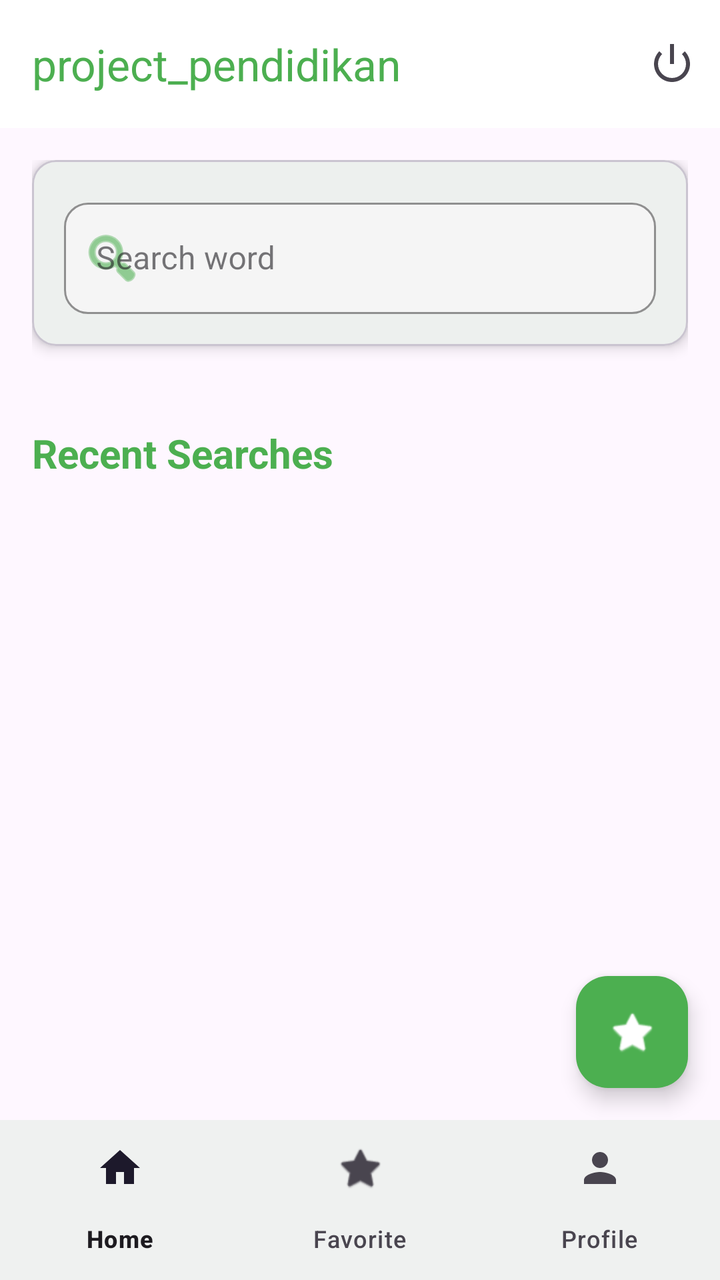
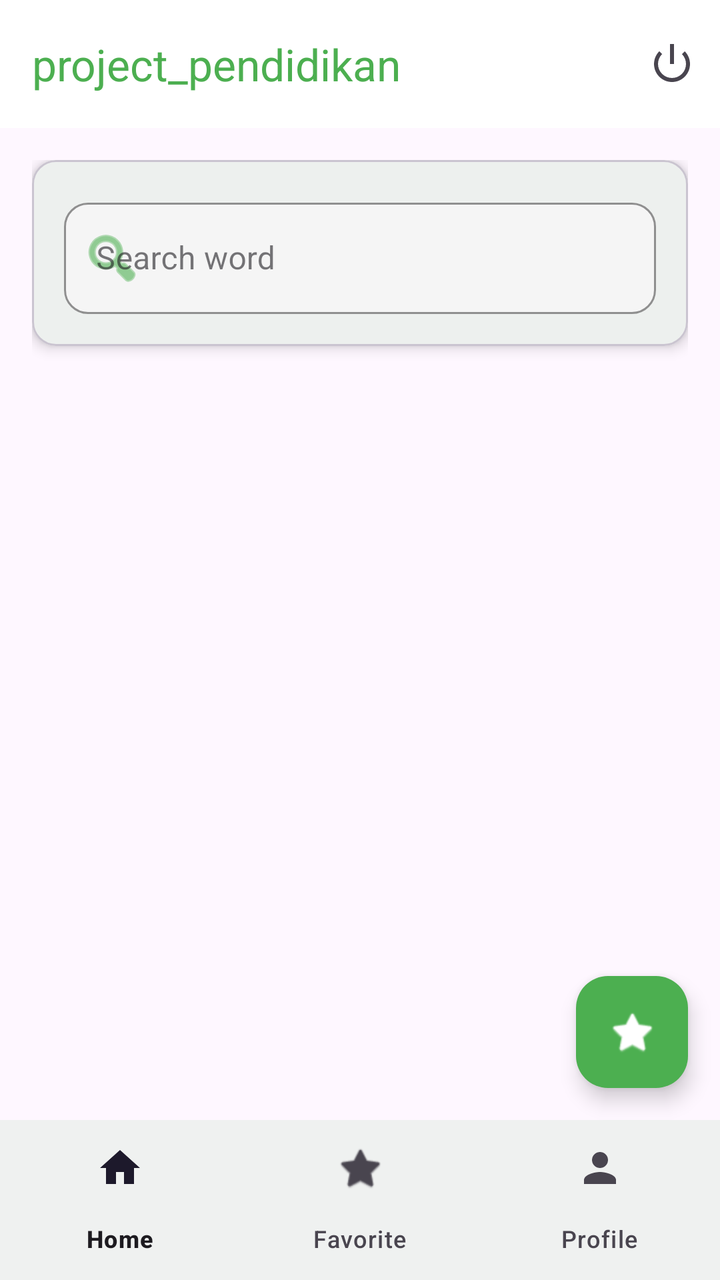

Two renders of the same Android screen: before a commit and after it. Below are the layout's source before the change and the commit's diff.
<!-- AndroidManifest.xml: application theme Theme.Project_pendidikan -->
<!-- res/layout/activity_dashboard.xml -->
<?xml version="1.0" encoding="utf-8"?>
<androidx.constraintlayout.widget.ConstraintLayout xmlns:android="http://schemas.android.com/apk/res/android"
    xmlns:app="http://schemas.android.com/apk/res-auto"
    android:layout_width="match_parent"
    android:layout_height="match_parent">

    <com.google.android.material.appbar.AppBarLayout
        android:id="@+id/appBarLayout"
        android:layout_width="match_parent"
        android:layout_height="wrap_content"
        android:background="@color/white"
        app:elevation="0dp"
        app:layout_constraintTop_toTopOf="parent">

        <com.google.android.material.appbar.MaterialToolbar
            android:id="@+id/toolbar"
            android:layout_width="match_parent"
            android:layout_height="?attr/actionBarSize"
            android:background="@color/white"
            app:menu="@menu/top_app_bar"
            app:titleTextColor="@color/green_500"
            app:title="project_pendidikan" />

    </com.google.android.material.appbar.AppBarLayout>

    <androidx.core.widget.NestedScrollView
        android:layout_width="match_parent"
        android:layout_height="0dp"
        app:layout_constraintBottom_toTopOf="@id/bottom_nav_view"
        app:layout_constraintTop_toBottomOf="@id/appBarLayout">

        <LinearLayout
            android:layout_width="match_parent"
            android:layout_height="wrap_content"
            android:orientation="vertical"
            android:padding="16dp">

            <com.google.android.material.card.MaterialCardView
                android:layout_width="match_parent"
                android:layout_height="wrap_content"
                android:layout_marginBottom="16dp"
                app:cardCornerRadius="12dp"
                app:cardElevation="4dp">

                <LinearLayout
                    android:layout_width="match_parent"
                    android:layout_height="wrap_content"
                    android:orientation="vertical"
                    android:padding="16dp">

                    <com.google.android.material.textfield.TextInputLayout
                        android:id="@+id/searchInputLayout"
                        android:layout_width="match_parent"
                        android:layout_height="wrap_content"
                        android:hint="Search word"
                        app:startIconDrawable="@android:drawable/ic_menu_search"
                        app:startIconTint="@color/green_500"
                        app:boxStrokeColor="@color/green_500"
                        app:hintTextColor="@color/green_500"
                        app:boxBackgroundColor="#F5F5F5"
                        app:boxCornerRadiusTopStart="12dp"
                        app:boxCornerRadiusTopEnd="12dp"
                        app:boxCornerRadiusBottomStart="12dp"
                        app:boxCornerRadiusBottomEnd="12dp"
                        style="@style/Widget.MaterialComponents.TextInputLayout.OutlinedBox">

                        <com.google.android.material.textfield.TextInputEditText
                            android:id="@+id/editTextSearch"
                            android:layout_width="match_parent"
                            android:layout_height="wrap_content"
                            android:inputType="text"
                            android:imeOptions="actionSearch" />
                    </com.google.android.material.textfield.TextInputLayout>

                </LinearLayout>
            </com.google.android.material.card.MaterialCardView>

            <androidx.cardview.widget.CardView
                android:id="@+id/cardViewResult"
                android:layout_width="match_parent"
                android:layout_height="wrap_content"
                android:visibility="gone"
                app:cardCornerRadius="12dp"
                app:cardElevation="4dp"
                android:layout_marginBottom="16dp">

                <LinearLayout
                    android:layout_width="match_parent"
                    android:layout_height="wrap_content"
                    android:orientation="vertical"
                    android:padding="16dp">

                    <LinearLayout
                        android:layout_width="match_parent"
                        android:layout_height="wrap_content"
                        android:orientation="horizontal"
                        android:gravity="center_vertical">

                        <TextView
                            android:id="@+id/textViewWord"
                            android:layout_width="0dp"
                            android:layout_height="wrap_content"
                            android:layout_weight="1"
                            android:textSize="24sp"
                            android:textStyle="bold"
                            android:textColor="@color/black" />

                        <com.google.android.material.button.MaterialButton
                            android:id="@+id/btnRefresh"
                            android:layout_width="wrap_content"
                            android:layout_height="wrap_content"
                            android:text="Refresh"
                            android:visibility="gone"
                            app:icon="@android:drawable/ic_popup_sync"
                            style="@style/Widget.MaterialComponents.Button.OutlinedButton"/>

                    </LinearLayout>

                    <TextView
                        android:id="@+id/textViewPhonetic"
                        android:layout_width="wrap_content"
                        android:layout_height="wrap_content"
                        android:layout_marginTop="4dp"
                        android:textColor="@color/green_500"
                        android:textStyle="italic" />

                    <View
                        android:layout_width="match_parent"
                        android:layout_height="1dp"
                        android:background="#EEEEEE"
                        android:layout_marginTop="16dp"
                        android:layout_marginBottom="16dp" />

                    <TextView
                        android:layout_width="wrap_content"
                        android:layout_height="wrap_content"
                        android:text="Definitions:"
                        android:textStyle="bold"
                        android:textColor="@color/black"
                        android:layout_marginBottom="8dp" />

                    <androidx.recyclerview.widget.RecyclerView
                        android:id="@+id/recyclerViewDefinitions"
                        android:layout_width="match_parent"
                        android:layout_height="200dp"
                        android:nestedScrollingEnabled="true"
                        android:scrollbars="vertical" />

                    <TextView
                        android:layout_width="wrap_content"
                        android:layout_height="wrap_content"
                        android:text="Synonyms:"
                        android:textStyle="bold"
                        android:textColor="@color/black"
                        android:layout_marginTop="16dp"
                        android:layout_marginBottom="8dp" />

                    <com.google.android.material.chip.ChipGroup
                        android:id="@+id/chipGroupSynonyms"
                        android:layout_width="match_parent"
                        android:layout_height="wrap_content" />

                </LinearLayout>
            </androidx.cardview.widget.CardView>

            <TextView
                android:id="@+id/textViewHistory"
                android:layout_width="wrap_content"
                android:layout_height="wrap_content"
                android:text="Recent Searches"
                android:textSize="20sp"
                android:textStyle="bold"
                android:textColor="@color/green_500"
                android:layout_marginTop="24dp"
                android:layout_marginBottom="12dp" />

            <androidx.recyclerview.widget.RecyclerView
                android:id="@+id/recyclerViewHistory"
                android:layout_width="match_parent"
                android:layout_height="wrap_content" />

        </LinearLayout>
    </androidx.core.widget.NestedScrollView>

    <com.google.android.material.floatingactionbutton.FloatingActionButton
        android:id="@+id/fabFavorite"
        android:layout_width="wrap_content"
        android:layout_height="wrap_content"
        android:layout_margin="16dp"
        android:src="@android:drawable/btn_star_big_off"
        android:visibility="visible"
        app:layout_constraintBottom_toTopOf="@id/bottom_nav_view"
        app:layout_constraintEnd_toEndOf="parent"
        app:tint="@android:color/white"
        app:backgroundTint="@color/green_500" />

    <com.google.android.material.bottomnavigation.BottomNavigationView
        android:id="@+id/bottom_nav_view"
        android:layout_width="match_parent"
        android:layout_height="wrap_content"
        android:layout_marginStart="0dp"
        android:layout_marginEnd="0dp"
        android:background="?android:attr/windowBackground"
        app:layout_constraintBottom_toBottomOf="parent"
        app:layout_constraintLeft_toLeftOf="parent"
        app:layout_constraintRight_toRightOf="parent"
        app:menu="@menu/bottom_nav_menu" />

</androidx.constraintlayout.widget.ConstraintLayout>
<!-- resources referenced by this layout -->
<resources>
  <color name="black">#FF000000</color>
  <color name="green_500">#4CAF50</color>
  <color name="white">#FFFFFFFF</color>
  <style name="Theme.Project_pendidikan" parent="Base.Theme.Project_pendidikan" />
  <style name="Base.Theme.Project_pendidikan" parent="Theme.Material3.DayNight.NoActionBar">
          
          <item name="colorPrimary">@color/green_500</item>
          <item name="colorPrimaryVariant">@color/green_700</item>
          <item name="colorOnPrimary">@color/white</item>
          <item name="colorSecondary">@color/green_200</item>
          <item name="colorSecondaryVariant">@color/green_900</item>
          <item name="colorOnSecondary">@color/black</item>
          <item name="android:statusBarColor">@color/green_700</item>
      </style>
  <color name="green_700">#388E3C</color>
  <color name="green_200">#A5D6A7</color>
  <color name="green_900">#1B5E20</color>
</resources>

<!-- the commit's change to res/layout/activity_dashboard.xml (unified diff, before → after) -->
@@ -142,9 +142,10 @@
                     <androidx.recyclerview.widget.RecyclerView
                         android:id="@+id/recyclerViewDefinitions"
                         android:layout_width="match_parent"
-                        android:layout_height="200dp"
+                        android:layout_height="wrap_content"
                         android:nestedScrollingEnabled="true"
-                        android:scrollbars="vertical" />
+                        android:scrollbars="vertical"
+                        android:minHeight="300dp" />
 
                     <TextView
                         android:layout_width="wrap_content"
@@ -162,22 +163,6 @@
 
                 </LinearLayout>
             </androidx.cardview.widget.CardView>
-
-            <TextView
-                android:id="@+id/textViewHistory"
-                android:layout_width="wrap_content"
-                android:layout_height="wrap_content"
-                android:text="Recent Searches"
-                android:textSize="20sp"
-                android:textStyle="bold"
-                android:textColor="@color/green_500"
-                android:layout_marginTop="24dp"
-                android:layout_marginBottom="12dp" />
-
-            <androidx.recyclerview.widget.RecyclerView
-                android:id="@+id/recyclerViewHistory"
-                android:layout_width="match_parent"
-                android:layout_height="wrap_content" />
 
         </LinearLayout>
     </androidx.core.widget.NestedScrollView>
